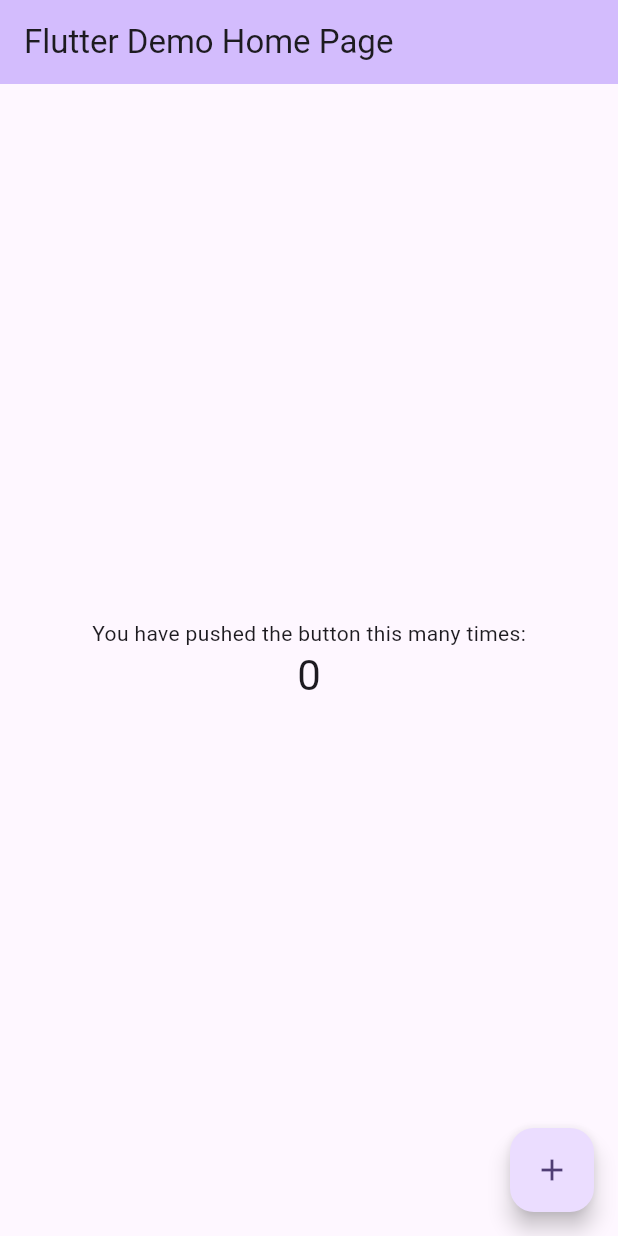
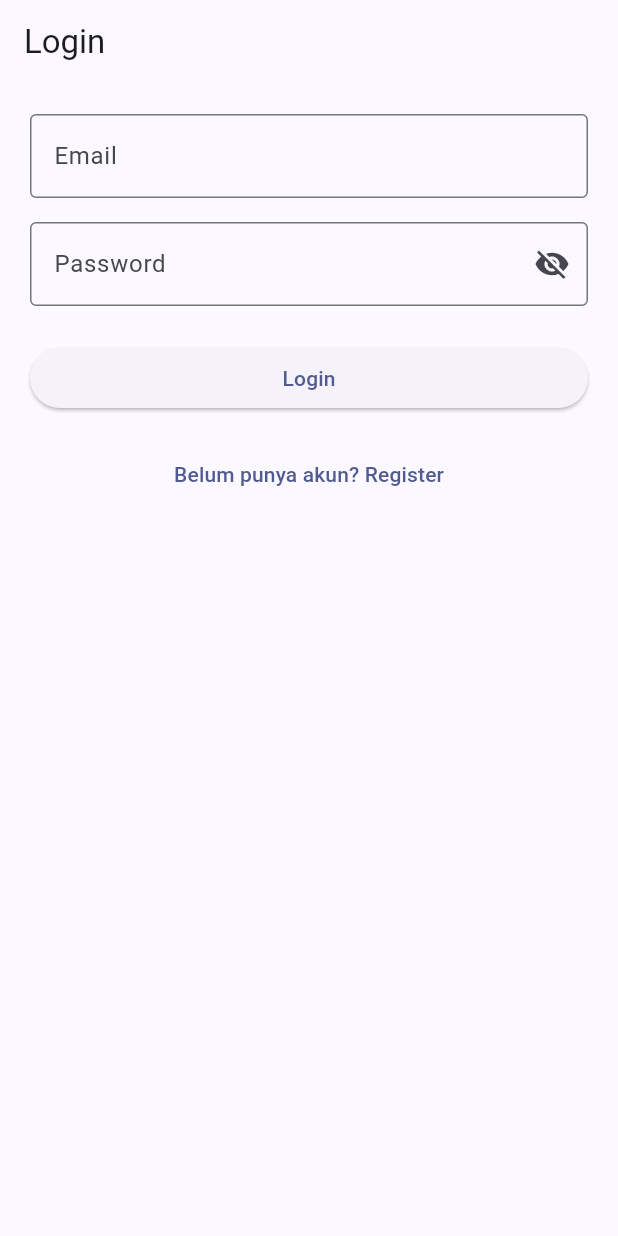
Before and after one commit to Ivanyosa/AntrianQ, a Flutter app: the screen it shows after launch, on a phone screen of 412 x 824 dp. Run offline on Flutter 3.47's test engine with Material 3 defaults, Android fonts, the phone set to English and light mode, and no system bars; our stand-ins replace flutter_riverpod, supabase_flutter; accounts and stored records are empty.

Commit message:
addlogin_register

```diff
--- a/lib/features/auth/pages/login_page.dart
+++ b/lib/features/auth/pages/login_page.dart
@@ -0,0 +1,166 @@
+import 'package:antrianq/features/auth/pages/home_page.dart';
+import 'package:flutter/material.dart';
+import 'package:flutter_riverpod/flutter_riverpod.dart';
+
+import '../providers/auth_provider.dart';
+import 'register_page.dart';
+
+class LoginPage extends ConsumerStatefulWidget {
+  const LoginPage({super.key});
+
+  @override
+  ConsumerState<LoginPage> createState() => _LoginPageState();
+}
+
+class _LoginPageState extends ConsumerState<LoginPage> {
+  final _formKey = GlobalKey<FormState>();
+
+  final _emailController = TextEditingController();
+
+  final _passwordController = TextEditingController();
+
+  bool _obscurePassword = true;
+
+  bool _isLoading = false;
+
+  @override
+  void dispose() {
+    _emailController.dispose();
+    _passwordController.dispose();
+    super.dispose();
+  }
+
+  Future<void> login() async {
+    if (!_formKey.currentState!.validate()) return;
+
+    setState(() {
+      _isLoading = true;
+    });
+
+    try {
+      await ref
+          .read(authProvider)
+          .login(
+            email: _emailController.text.trim(),
+            password: _passwordController.text.trim(),
+          );
+
+      if (mounted) {
+        ScaffoldMessenger.of(
+          context,
+        ).showSnackBar(const SnackBar(content: Text("Login berhasil")));
+
+        Navigator.pushReplacement(
+          context,
+          MaterialPageRoute(builder: (_) => const HomePage()),
+        );
+      }
+    } catch (e) {
+      ScaffoldMessenger.of(
+        context,
+      ).showSnackBar(SnackBar(content: Text(e.toString())));
+    }
+
+    setState(() {
+      _isLoading = false;
+    });
+  }
+
+  @override
+  Widget build(BuildContext context) {
+    return Scaffold(
+      appBar: AppBar(title: const Text("Login")),
+
+      body: Padding(
+        padding: const EdgeInsets.all(20),
+
+        child: Form(
+          key: _formKey,
+
+          child: Column(
+            children: [
+              TextFormField(
+                controller: _emailController,
+
+                decoration: const InputDecoration(
+                  labelText: "Email",
+                  border: OutlineInputBorder(),
+                ),
+
+                validator: (value) {
+                  if (value == null || value.isEmpty) {
+                    return "Email wajib diisi";
+                  }
+
+                  return null;
+                },
+              ),
+
+              const SizedBox(height: 16),
+
+              TextFormField(
+                controller: _passwordController,
+
+                obscureText: _obscurePassword,
+
+                decoration: InputDecoration(
+                  labelText: "Password",
+                  border: const OutlineInputBorder(),
+
+                  suffixIcon: IconButton(
+                    icon: Icon(
+                      _obscurePassword
+                          ? Icons.visibility_off
+                          : Icons.visibility,
+                    ),
+
+                    onPressed: () {
+                      setState(() {
+                        _obscurePassword = !_obscurePassword;
+                      });
+                    },
+                  ),
+                ),
+
+                validator: (value) {
+                  if (value == null || value.isEmpty) {
+                    return "Password wajib diisi";
+                  }
+
+                  return null;
+                },
+              ),
+
+              const SizedBox(height: 24),
+
+              SizedBox(
+                width: double.infinity,
+
+                child: ElevatedButton(
+                  onPressed: _isLoading ? null : login,
+
+                  child: _isLoading
+                      ? const CircularProgressIndicator()
+                      : const Text("Login"),
+                ),
+              ),
+
+              const SizedBox(height: 16),
+
+              TextButton(
+                onPressed: () {
+                  Navigator.push(
+                    context,
+                    MaterialPageRoute(builder: (_) => const RegisterPage()),
+                  );
+                },
+
+                child: const Text("Belum punya akun? Register"),
+              ),
+            ],
+          ),
+        ),
+      ),
+    );
+  }
+}
--- a/lib/main.dart
+++ b/lib/main.dart
@@ -1,122 +1,38 @@
 import 'package:flutter/material.dart';
+import 'package:flutter_riverpod/flutter_riverpod.dart';
+import 'package:supabase_flutter/supabase_flutter.dart';
 
-void main() {
-  runApp(const MyApp());
+import 'core/supabase/supabase_config.dart';
+import 'features/auth/pages/login_page.dart';
+
+Future<void> main() async {
+  WidgetsFlutterBinding.ensureInitialized();
+
+  await Supabase.initialize(
+    url: SupabaseConfig.url,
+    anonKey: SupabaseConfig.anonKey,
+  );
+
+  runApp(
+    const ProviderScope(
+      child: MyApp(),
+    ),
+  );
 }
 
 class MyApp extends StatelessWidget {
   const MyApp({super.key});
 
-  // This widget is the root of your application.
   @override
   Widget build(BuildContext context) {
     return MaterialApp(
-      title: 'Flutter Demo',
+      debugShowCheckedModeBanner: false,
+      title: 'AntrianQ',
       theme: ThemeData(
-        // This is the theme of your application.
-        //
-        // TRY THIS: Try running your application with "flutter run". You'll see
-        // the application has a purple toolbar. Then, without quitting the app,
-        // try changing the seedColor in the colorScheme below to Colors.green
-        // and then invoke "hot reload" (save your changes or press the "hot
-        // reload" button in a Flutter-supported IDE, or press "r" if you used
-        // the command line to start the app).
-        //
-        // Notice that the counter didn't reset back to zero; the application
-        // state is not lost during the reload. To reset the state, use hot
-        // restart instead.
-        //
-        // This works for code too, not just values: Most code changes can be
-        // tested with just a hot reload.
-        colorScheme: .fromSeed(seedColor: Colors.deepPurple),
+        colorSchemeSeed: Colors.indigo,
+        useMaterial3: true,
       ),
-      home: const MyHomePage(title: 'Flutter Demo Home Page'),
+      home: const LoginPage(),
     );
   }
 }
-
-class MyHomePage extends StatefulWidget {
-  const MyHomePage({super.key, required this.title});
-
-  // This widget is the home page of your application. It is stateful, meaning
-  // that it has a State object (defined below) that contains fields that affect
-  // how it looks.
-
-  // This class is the configuration for the state. It holds the values (in this
-  // case the title) provided by the parent (in this case the App widget) and
-  // used by the build method of the State. Fields in a Widget subclass are
-  // always marked "final".
-
-  final String title;
-
-  @override
-  State<MyHomePage> createState() => _MyHomePageState();
-}
-
-class _MyHomePageState extends State<MyHomePage> {
-  int _counter = 0;
-
-  void _incrementCounter() {
-    setState(() {
-      // This call to setState tells the Flutter framework that something has
-      // changed in this State, which causes it to rerun the build method below
-      // so that the display can reflect the updated values. If we changed
-      // _counter without calling setState(), then the build method would not be
-      // called again, and so nothing would appear to happen.
-      _counter++;
-    });
-  }
-
-  @override
-  Widget build(BuildContext context) {
-    // This method is rerun every time setState is called, for instance as done
-    // by the _incrementCounter method above.
-    //
-    // The Flutter framework has been optimized to make rerunning build methods
-    // fast, so that you can just rebuild anything that needs updating rather
-    // than having to individually change instances of widgets.
-    return Scaffold(
-      appBar: AppBar(
-        // TRY THIS: Try changing the color here to a specific color (to
-        // Colors.amber, perhaps?) and trigger a hot reload to see the AppBar
-        // change color while the other colors stay the same.
-        backgroundColor: Theme.of(context).colorScheme.inversePrimary,
-        // Here we take the value from the MyHomePage object that was created by
-        // the App.build method, and use it to set our appbar title.
-        title: Text(widget.title),
-      ),
-      body: Center(
-        // Center is a layout widget. It takes a single child and positions it
-        // in the middle of the parent.
-        child: Column(
-          // Column is also a layout widget. It takes a list of children and
-          // arranges them vertically. By default, it sizes itself to fit its
-          // children horizontally, and tries to be as tall as its parent.
-          //
-          // Column has various properties to control how it sizes itself and
-          // how it positions its children. Here we use mainAxisAlignment to
-          // center the children vertically; the main axis here is the vertical
-          // axis because Columns are vertical (the cross axis would be
-          // horizontal).
-          //
-          // TRY THIS: Invoke "debug painting" (choose the "Toggle Debug Paint"
-          // action in the IDE, or press "p" in the console), to see the
-          // wireframe for each widget.
-          mainAxisAlignment: .center,
-          children: [
-            const Text('You have pushed the button this many times:'),
-            Text(
-              '$_counter',
-              style: Theme.of(context).textTheme.headlineMedium,
-            ),
-          ],
-        ),
-      ),
-      floatingActionButton: FloatingActionButton(
-        onPressed: _incrementCounter,
-        tooltip: 'Increment',
-        child: const Icon(Icons.add),
-      ),
-    );
-  }
-}
```
Also changed, not shown: lib/core/supabase/supabase_config.dart (+7 -0 lines), lib/features/auth/pages/home_page.dart (added, +50 -0 lines), lib/features/auth/pages/register_page.dart (+211 -0 lines), lib/features/auth/providers/auth_provider.dart (+2 -51 lines), lib/features/auth/services/auth_service.dart (+26 -5 lines).
